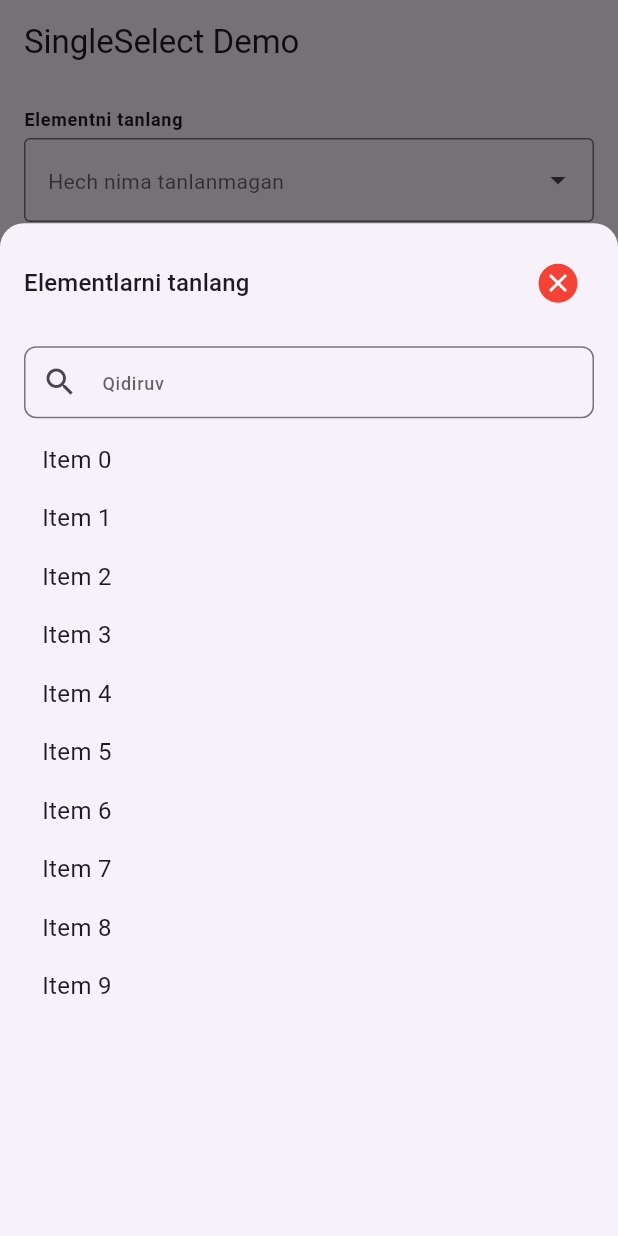
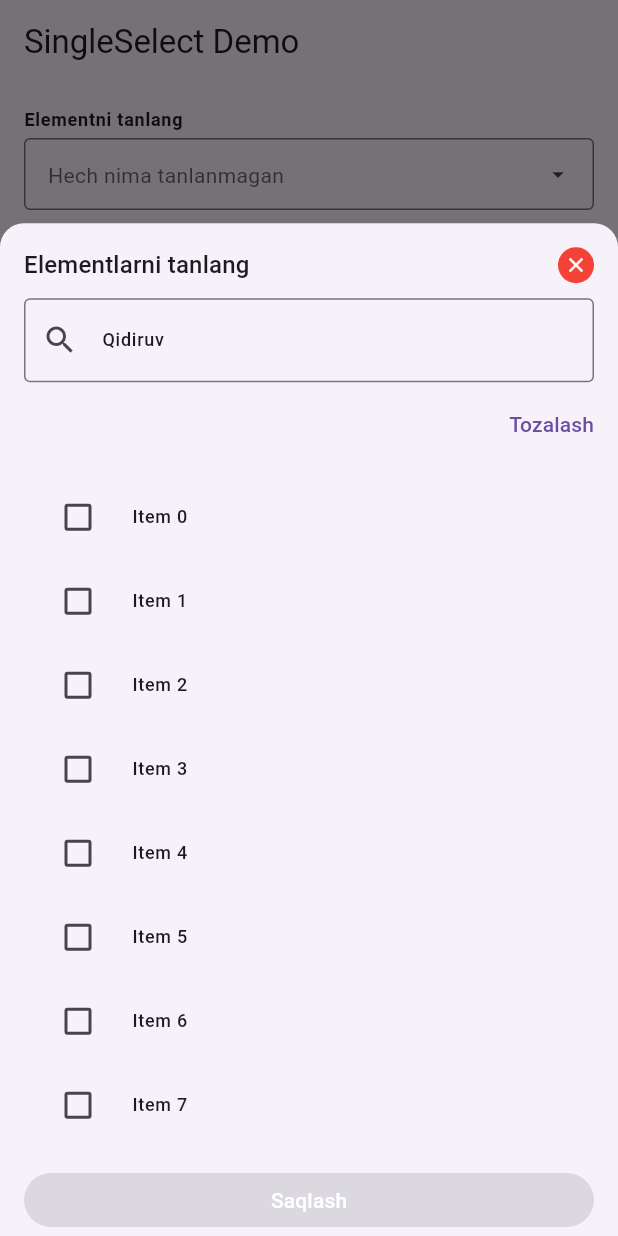
Before and after one commit to Mamurov97/my_template_app, a Flutter app: the screen it shows after launch, after a tap on "Hech nima tanlanmagan", on a phone screen of 412 x 824 dp. Run offline on Flutter 3.47's test engine with Material 3 defaults, Android fonts, the phone set to English and light mode, and no system bars.

Commit message:
multi and single select from any model class

```diff
--- a/lib/main.dart
+++ b/lib/main.dart
@@ -1,5 +1,5 @@
 import 'package:flutter/material.dart';
-import 'package:my_template_app/components/single_select_field.dart';
+import 'package:my_template_app/components/multi_select_field.dart';
 
 void main() {
   runApp(const MyApp());
@@ -29,9 +29,10 @@ class SingleSelectDemoPage extends StatefulWidget {
 }
 
 class _SingleSelectDemoPageState extends State<SingleSelectDemoPage> {
+  List<Item> selectedItems = [];
   final List<Item> items = List.generate(
     10,
-        (index) => Item(id: index, name: 'Item $index'),
+    (index) => Item(id: index, name: 'Item $index'),
   );
   Item? selectedItem;
 
@@ -43,38 +44,37 @@ class _SingleSelectDemoPageState extends State<SingleSelectDemoPage> {
         padding: const EdgeInsets.all(16.0),
         child: Column(
           children: [
-            SingleSelectField<Item>(
+            MultiSelectField<Item>(
               items: items,
               getName: (item) => item.name,
               getId: (item) => item.id,
-              selectedItem: selectedItem,
+              initialSelectedIds: selectedItems.map((e) => e.id).toList(),
               labelText: 'Elementni tanlang',
               hintText: 'Hech nima tanlanmagan',
               bottomSheetHeightFactor: 0.8,
               bottomSheetIsDismissible: false,
               bottomSheetEnableDrag: false,
               bottomSheetTitle: 'Elementlarni tanlang',
-              // Maxsus itemRenderer: misol uchun, "Item 5" maxsus rang bilan ko'rsatiladi.
-              itemRender: (item, isSelected, onChanged) {
-                return Container(
-                  padding: const EdgeInsets.symmetric(vertical: 8, horizontal: 12),
-                  decoration: BoxDecoration(
-                    color: isSelected ? Colors.green.shade100 : Colors.transparent,
-                    borderRadius: BorderRadius.circular(8),
-                  ),
-                  child: Row(
-                    mainAxisAlignment: MainAxisAlignment.spaceBetween,
-                    children: [
-                      Text(item.name, style: const TextStyle(fontSize: 16)),
-                      if (isSelected)
-                        Icon(Icons.check, color: Theme.of(context).primaryColor),
-                    ],
-                  ),
-                );
-              },
+              // itemRender: (item, isSelected, onChanged) {
+              //   return Container(
+              //     padding: const EdgeInsets.symmetric(vertical: 8, horizontal: 12),
+              //     decoration: BoxDecoration(
+              //       color: isSelected ? Colors.green.shade100 : Colors.transparent,
+              //       borderRadius: BorderRadius.circular(8),
+              //     ),
+              //     child: Row(
+              //       mainAxisAlignment: MainAxisAlignment.spaceBetween,
+              //       children: [
+              //         Text(item.name, style: const TextStyle(fontSize: 16)),
+              //         if (isSelected)
+              //           Icon(Icons.check, color: Theme.of(context).primaryColor),
+              //       ],
+              //     ),
+              //   );
+              // },
               onSelectionChanged: (item) {
                 setState(() {
-                  selectedItem = item;
+                  selectedItems = item;
                 });
               },
             ),
```
